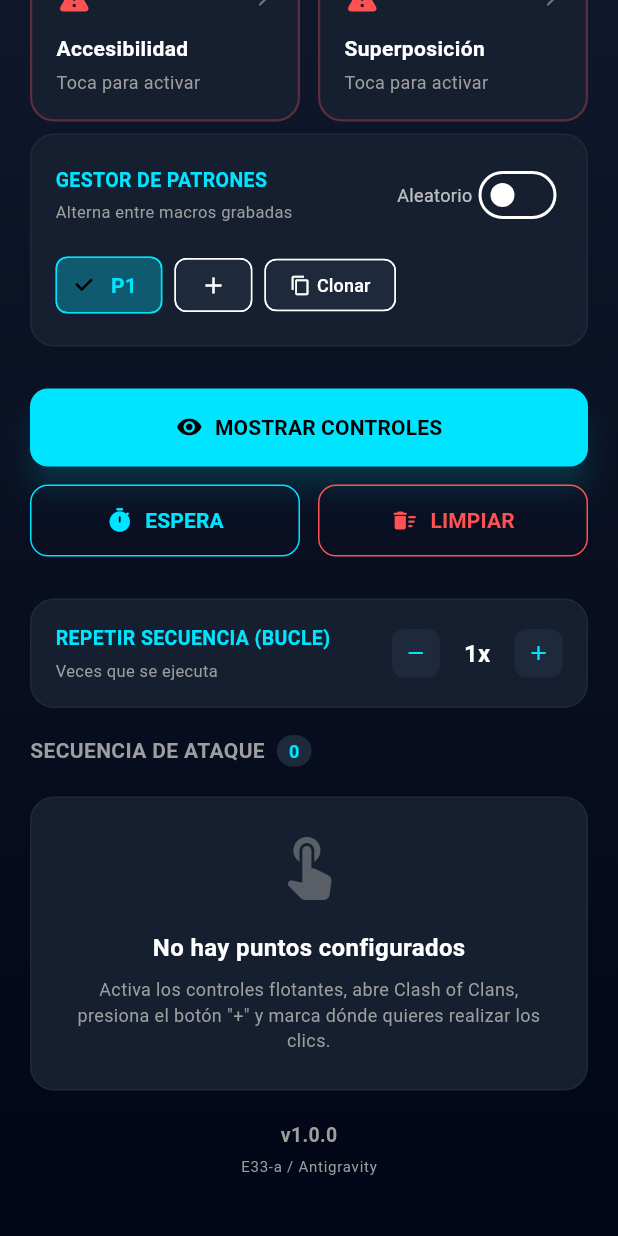
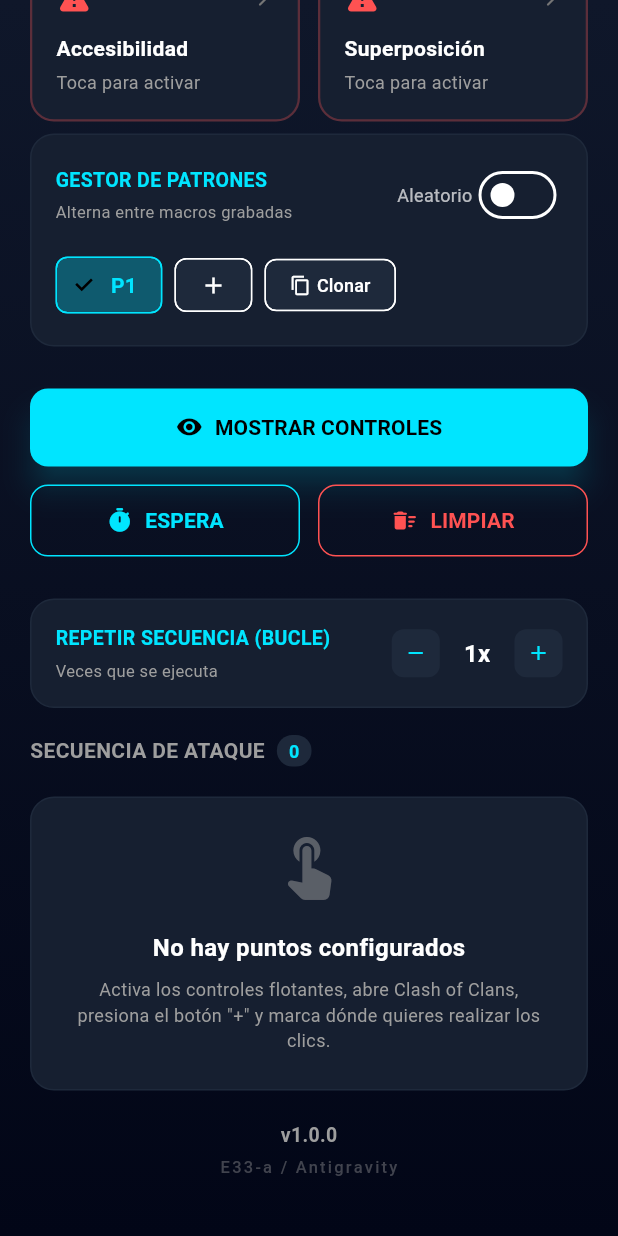
Before and after one commit to E33-a/ThaClick, a Flutter app: the screen it shows after launch, scrolled down 154 dp, on a phone screen of 412 x 824 dp. Run offline on Flutter 3.47's test engine with Material 3 defaults, Android fonts, the phone set to English and light mode, and no system bars.

Commit message:
style: Refinar estética del footer a 'E33-a / Antigravity' para mantener un aspecto minimalista y profesional

```diff
--- a/lib/main.dart
+++ b/lib/main.dart
@@ -1174,9 +1174,9 @@ class _MyHomePageState extends State<MyHomePage> with WidgetsBindingObserver {
                         style: TextStyle(color: Colors.grey, fontSize: 13, fontWeight: FontWeight.bold),
                       ),
                       const SizedBox(height: 4),
-                      const Text(
+                      Text(
                         'E33-a / Antigravity',
-                        style: TextStyle(color: Colors.grey, fontSize: 10, letterSpacing: 0.5),
+                        style: TextStyle(color: Colors.grey.withValues(alpha: 0.4), fontSize: 11, letterSpacing: 1.5, fontWeight: FontWeight.w500),
                       ),
                     ],
                   ),
```
Also changed, not shown: 1 other file.
